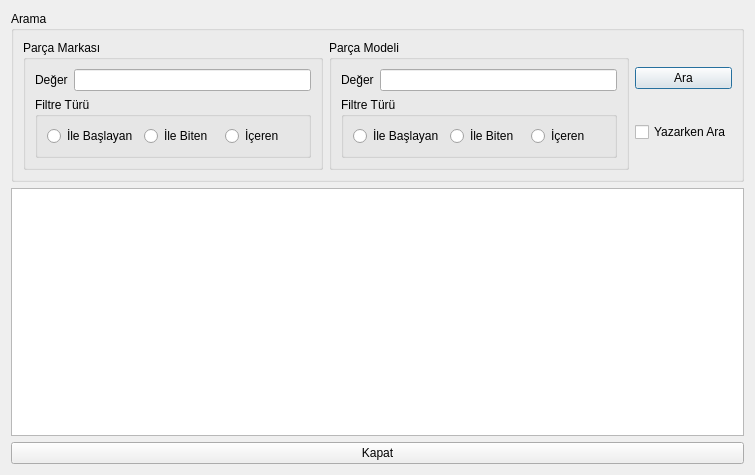
Qt form Desktop/tekno_market2/TKN_Market/UI/ListeFormlari/tknkasaliste.ui (asirkacar/okulprojesi) before a commit.
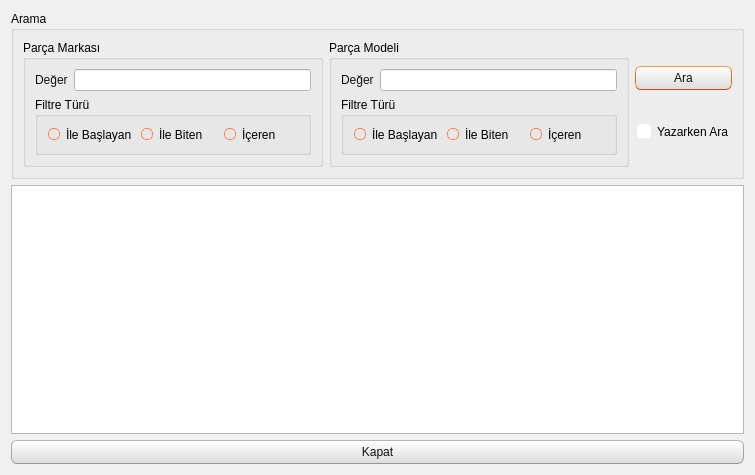
The same form after that commit. Icons and pictures are not drawn.

```diff
--- a/Desktop/tekno_market2/TKN_Market/UI/ListeFormlari/tknkasaliste.ui
+++ b/Desktop/tekno_market2/TKN_Market/UI/ListeFormlari/tknkasaliste.ui
@@ -14,7 +14,501 @@
    <string>Dialog</string>
   </property>
   <property name="styleSheet">
-   <string notr="true"/>
+   <string notr="true">/*
+Ubuntu Style Sheet for QT Applications
+Author: Jaime A. Quiroga P.
+Company: GTRONICK
+Last updated: 09/10/2019 (dd/mm/yyyy), 12:31.
+Available at: https://github.com/GTRONICK/QSS/blob/master/Ubuntu.qss
+*/
+QMainWindow {
+	background-color:#f0f0f0;
+}
+QCheckBox {
+	padding:2px;
+}
+QCheckBox:hover {
+	border:1px solid rgb(255,150,60);
+	border-radius:4px;
+	padding: 1px;
+	background-color:qlineargradient(spread:pad, x1:0.5, y1:1, x2:0.5, y2:0, stop:0 rgba(190, 90, 50, 50), stop:1 rgba(250, 130, 40, 50));
+}
+QCheckBox::indicator:checked {
+	border:1px solid rgb(246, 134, 86);
+	border-radius:4px;
+  	background-color:rgb(246, 134, 86)
+}
+QCheckBox::indicator:unchecked {
+	border-width:1px solid rgb(246, 134, 86);
+	border-radius:4px;
+  	background-color:rgb(255,255,255);
+}
+QColorDialog {
+	background-color:#f0f0f0;
+}
+QComboBox {
+	color:rgb(81,72,65);
+	background: #ffffff;
+}
+QComboBox:editable {
+	selection-color:rgb(81,72,65);
+	selection-background-color: #ffffff;
+}
+QComboBox QAbstractItemView {
+	selection-color: #ffffff;
+	selection-background-color: rgb(246, 134, 86);
+}
+QComboBox:!editable:on, QComboBox::drop-down:editable:on {
+	color:  #1e1d23;	
+}
+QDateTimeEdit, QDateEdit, QDoubleSpinBox, QFontComboBox {
+	color:rgb(81,72,65);
+	background-color: #ffffff;
+}
+
+QDialog {
+	background-color:#f0f0f0;
+}
+
+QLabel,QLineEdit {
+	color:rgb(17,17,17);
+}
+QLineEdit {
+	background-color:rgb(255,255,255);
+	selection-background-color:rgb(236,116,64);
+}
+QMenuBar {
+	color:rgb(223,219,210);
+	background-color:rgb(65,64,59);
+}
+QMenuBar::item {
+	padding-top:4px;
+	padding-left:4px;
+	padding-right:4px;
+	color:rgb(223,219,210);
+	background-color:rgb(65,64,59);
+}
+QMenuBar::item:selected {
+	color:rgb(255,255,255);
+	padding-top:2px;
+	padding-left:2px;
+	padding-right:2px;
+	border-top-width:2px;
+	border-left-width:2px;
+	border-right-width:2px;
+	border-top-right-radius:4px;
+	border-top-left-radius:4px;
+	border-style:solid;
+	background-color:rgb(65,64,59);
+	border-top-color: rgb(47,47,44);
+	border-right-color: qlineargradient(spread:pad, x1:0, y1:1, x2:1, y2:0, stop:0 rgba(90, 87, 78, 255), stop:1 rgba(47,47,44, 255));
+	border-left-color:  qlineargradient(spread:pad, x1:1, y1:0, x2:0, y2:0, stop:0 rgba(90, 87, 78, 255), stop:1 rgba(47,47,44, 255));
+}
+QMenu {
+	color:rgb(223,219,210);
+	background-color:rgb(65,64,59);
+}
+QMenu::item {
+	color:rgb(223,219,210);
+	padding:4px 10px 4px 20px;
+}
+QMenu::item:selected {
+	color:rgb(255,255,255);
+	background-color: qlineargradient(spread:pad, x1:0.5, y1:1, x2:0.5, y2:0, stop:0 rgba(225, 108, 54, 255), stop:1 rgba(246, 134, 86, 255));
+	border-style:solid;
+	border-width:3px;
+	padding:4px 7px 4px 17px;
+	border-bottom-color:qlineargradient(spread:pad, x1:0.5, y1:1, x2:0.5, y2:0, stop:0 rgba(175,85,48,255), stop:1 rgba(236,114,67, 255));
+	border-top-color:qlineargradient(spread:pad, x1:0.5, y1:1, x2:0.5, y2:0, stop:0 rgba(253,156,113,255), stop:1 rgba(205,90,46, 255));
+	border-right-color:qlineargradient(spread:pad, x1:0, y1:0.5, x2:1, y2:0.5, stop:0 rgba(253,156,113,255), stop:1 rgba(205,90,46, 255));
+	border-left-color:qlineargradient(spread:pad, x1:1, y1:0.5, x2:0, y2:0.5, stop:0 rgba(253,156,113,255), stop:1 rgba(205,90,46, 255));
+}
+QPlainTextEdit {
+	border-width: 1px solid transparent;
+	color:rgb(17,17,17);
+	selection-background-color:rgb(236,116,64);
+}
+QProgressBar {
+	text-align: center;
+	color: rgb(0, 0, 0);
+	border: 1px inset rgb(150,150,150); 
+	border-radius: 10px;
+	background-color:rgb(221,221,219);
+}
+QProgressBar::chunk:horizontal {
+	background-color: qlineargradient(spread:pad, x1:0.5, y1:1, x2:0.5, y2:0, stop:0 rgba(225, 108, 54, 255), stop:1 rgba(246, 134, 86, 255));
+	border:1px solid;
+	border-radius:8px;
+	border-bottom-color:qlineargradient(spread:pad, x1:0.5, y1:1, x2:0.5, y2:0, stop:0 rgba(175,85,48,255), stop:1 rgba(236,114,67, 255));
+	border-top-color:qlineargradient(spread:pad, x1:0.5, y1:1, x2:0.5, y2:0, stop:0 rgba(253,156,113,255), stop:1 rgba(205,90,46, 255));
+	border-right-color:qlineargradient(spread:pad, x1:0, y1:0.5, x2:1, y2:0.5, stop:0 rgba(253,156,113,255), stop:1 rgba(205,90,46, 255));
+	border-left-color:qlineargradient(spread:pad, x1:1, y1:0.5, x2:0, y2:0.5, stop:0 rgba(253,156,113,255), stop:1 rgba(205,90,46, 255));
+}
+QPushButton{
+	color:rgb(17,17,17);
+	border-width: 1px;
+	border-radius: 6px;
+	border-bottom-color: rgb(150,150,150);
+	border-right-color: rgb(165,165,165);
+	border-left-color: rgb(165,165,165);
+	border-top-color: rgb(180,180,180);
+	border-style: solid;
+	padding: 4px;
+	background-color: qlineargradient(spread:pad, x1:0.5, y1:1, x2:0.5, y2:0, stop:0 rgba(220, 220, 220, 255), stop:1 rgba(255, 255, 255, 255));
+}
+QPushButton:hover{
+	color:rgb(17,17,17);
+	border-width: 1px;
+	border-radius:6px;
+	border-top-color: rgb(255,150,60);
+	border-right-color: qlineargradient(spread:pad, x1:0, y1:1, x2:1, y2:0, stop:0 rgba(200, 70, 20, 255), stop:1 rgba(255,150,60, 255));
+	border-left-color:  qlineargradient(spread:pad, x1:1, y1:0, x2:0, y2:0, stop:0 rgba(200, 70, 20, 255), stop:1 rgba(255,150,60, 255));
+	border-bottom-color: rgb(200,70,20);
+	border-style: solid;
+	padding: 2px;
+	background-color: qlineargradient(spread:pad, x1:0.5, y1:1, x2:0.5, y2:0, stop:0 rgba(220, 220, 220, 255), stop:1 rgba(255, 255, 255, 255));
+}
+QPushButton:default{
+	color:rgb(17,17,17);
+	border-width: 1px;
+	border-radius:6px;
+	border-top-color: rgb(255,150,60);
+	border-right-color: qlineargradient(spread:pad, x1:0, y1:1, x2:1, y2:0, stop:0 rgba(200, 70, 20, 255), stop:1 rgba(255,150,60, 255));
+	border-left-color:  qlineargradient(spread:pad, x1:1, y1:0, x2:0, y2:0, stop:0 rgba(200, 70, 20, 255), stop:1 rgba(255,150,60, 255));
+	border-bottom-color: rgb(200,70,20);
+	border-style: solid;
+	padding: 2px;
+	background-color: qlineargradient(spread:pad, x1:0.5, y1:1, x2:0.5, y2:0, stop:0 rgba(220, 220, 220, 255), stop:1 rgba(255, 255, 255, 255));
+}
+QPushButton:pressed{
+	color:rgb(17,17,17);
+	border-width: 1px;
+	border-radius: 6px;
+	border-width: 1px;
+	border-top-color: rgba(255,150,60,200);
+	border-right-color: qlineargradient(spread:pad, x1:0, y1:1, x2:1, y2:0, stop:0 rgba(200, 70, 20, 255), stop:1 rgba(255,150,60, 200));
+	border-left-color:  qlineargradient(spread:pad, x1:1, y1:0, x2:0, y2:0, stop:0 rgba(200, 70, 20, 255), stop:1 rgba(255,150,60, 200));
+	border-bottom-color: rgba(200,70,20,200);
+	border-style: solid;
+	padding: 2px;
+	background-color: qlineargradient(spread:pad, x1:0.5, y1:0, x2:0.5, y2:1, stop:0 rgba(220, 220, 220, 255), stop:1 rgba(255, 255, 255, 255));
+}
+QPushButton:disabled{
+	color:rgb(174,167,159);
+	border-width: 1px;
+	border-radius: 6px;
+	background-color: qlineargradient(spread:pad, x1:0.5, y1:1, x2:0.5, y2:0, stop:0 rgba(200, 200, 200, 255), stop:1 rgba(230, 230, 230, 255));
+}
+QRadioButton {
+	padding: 1px;
+}
+QRadioButton::indicator:checked {
+	height: 10px;
+	width: 10px;
+	border-style:solid;
+	border-radius:5px;
+	border-width: 1px;
+	border-color: rgba(246, 134, 86, 255);
+	color: #a9b7c6;
+	background-color:rgba(246, 134, 86, 255);
+}
+QRadioButton::indicator:!checked {
+	height: 10px;
+	width: 10px;
+	border-style:solid;
+	border-radius:5px;
+	border-width: 1px;
+	border-color: rgb(246, 134, 86);
+	color: #a9b7c6;
+	background-color: transparent;
+}
+QScrollArea {
+	color: white;
+	background-color:#f0f0f0;
+}
+QSlider::groove {
+	border-style: solid;
+	border-width: 1px;
+	border-color: rgb(207,207,207);
+}
+QSlider::groove:horizontal {
+	height: 5px;
+	background: rgb(246, 134, 86);
+}
+QSlider::groove:vertical {
+	width: 5px;
+	background: rgb(246, 134, 86);
+}
+QSlider::handle:horizontal {
+	background: rgb(253,253,253);
+	border-style: solid;
+	border-width: 1px;
+	border-color: rgb(207,207,207);
+	width: 12px;
+	margin: -5px 0;
+	border-radius: 7px;
+}
+QSlider::handle:vertical {
+	background: rgb(253,253,253);
+	border-style: solid;
+	border-width: 1px;
+	border-color: rgb(207,207,207);
+	height: 12px;
+	margin: 0 -5px;
+	border-radius: 7px;
+}
+QSlider::add-page:horizontal, QSlider::add-page:vertical {
+ 	background: white;
+}
+QSlider::sub-page:horizontal, QSlider::sub-page:vertical {
+	background: rgb(246, 134, 86);
+}
+QStatusBar, QSpinBox {
+	color:rgb(81,72,65);
+}
+QSpinBox {
+	background-color: #ffffff;
+}
+QScrollBar:horizontal {
+	max-height: 20px;
+	border: 1px transparent;
+	margin: 0px 20px 0px 20px;
+}
+QScrollBar::handle:horizontal {
+	background: rgb(253,253,253);
+	border: 1px solid rgb(207,207,207);
+	border-radius: 7px;
+	min-width: 25px;
+}
+QScrollBar::handle:horizontal:hover {
+	background: rgb(253,253,253);
+	border: 1px solid rgb(255,150,60);
+	border-radius: 7px;
+	min-width: 25px;
+}
+QScrollBar::add-line:horizontal {
+  	border: 1px solid rgb(207,207,207);
+  	border-top-right-radius: 7px;
+  	border-top-left-radius: 7px;
+  	border-bottom-right-radius: 7px;
+  	background: rgb(255, 255, 255);
+  	width: 20px;
+  	subcontrol-position: right;
+  	subcontrol-origin: margin;
+}
+QScrollBar::add-line:horizontal:hover {
+  	border: 1px solid rgb(255,150,60);
+  	border-top-right-radius: 7px;
+  	border-top-left-radius: 7px;
+  	border-bottom-right-radius: 7px;
+  	background: rgb(255, 255, 255);
+  	width: 20px;
+  	subcontrol-position: right;
+  	subcontrol-origin: margin;
+}
+QScrollBar::add-line:horizontal:pressed {
+  	border: 1px solid grey;
+  	border-top-left-radius: 7px;
+  	border-top-right-radius: 7px;
+  	border-bottom-right-radius: 7px;
+  	background: rgb(231,231,231);
+  	width: 20px;
+  	subcontrol-position: right;
+  	subcontrol-origin: margin;
+}
+QScrollBar::sub-line:horizontal {
+  	border: 1px solid rgb(207,207,207);
+  	border-top-right-radius: 7px;
+  	border-top-left-radius: 7px;
+  	border-bottom-left-radius: 7px;
+  	background: rgb(255, 255, 255);
+  	width: 20px;
+  	subcontrol-position: left;
+  	subcontrol-origin: margin;
+}
+QScrollBar::sub-line:horizontal:hover {
+  	border: 1px solid rgb(255,150,60);
+  	border-top-right-radius: 7px;
+  	border-top-left-radius: 7px;
+  	border-bottom-left-radius: 7px;
+  	background: rgb(255, 255, 255);
+  	width: 20px;
+  	subcontrol-position: left;
+  	subcontrol-origin: margin;
+}
+QScrollBar::sub-line:horizontal:pressed {
+  	border: 1px solid grey;
+  	border-top-right-radius: 7px;
+  	border-top-left-radius: 7px;
+  	border-bottom-left-radius: 7px;
+  	background: rgb(231,231,231);
+  	width: 20px;
+  	subcontrol-position: left;
+  	subcontrol-origin: margin;
+}
+QScrollBar::left-arrow:horizontal {
+  	border: 1px transparent grey;
+  	border-top-left-radius: 3px;
+  	border-bottom-left-radius: 3px;
+  	width: 6px;
+  	height: 6px;
+  	background: rgb(230,230,230);
+}
+QScrollBar::right-arrow:horizontal {
+	border: 1px transparent grey;
+	border-top-right-radius: 3px;
+	border-bottom-right-radius: 3px;
+  	width: 6px;
+  	height: 6px;
+ 	background: rgb(230,230,230);
+}
+QScrollBar::add-page:horizontal, QScrollBar::sub-page:horizontal {
+ 	background: none;
+} 
+QScrollBar:vertical {
+	max-width: 20px;
+	border: 1px transparent grey;
+	margin: 20px 0px 20px 0px;
+}
+QScrollBar::add-line:vertical {
+	border: 1px solid;
+	border-color: rgb(207,207,207);
+	border-bottom-right-radius: 7px;
+	border-bottom-left-radius: 7px;
+	border-top-left-radius: 7px;
+	background: rgb(255, 255, 255);
+  	height: 20px;
+  	subcontrol-position: bottom;
+  	subcontrol-origin: margin;
+}
+QScrollBar::add-line:vertical:hover {
+  	border: 1px solid;
+  	border-color: rgb(255,150,60);
+  	border-bottom-right-radius: 7px;
+  	border-bottom-left-radius: 7px;
+  	border-top-left-radius: 7px;
+  	background: rgb(255, 255, 255);
+  	height: 20px;
+  	subcontrol-position: bottom;
+  	subcontrol-origin: margin;
+}
+QScrollBar::add-line:vertical:pressed {
+  	border: 1px solid grey;
+  	border-bottom-left-radius: 7px;
+  	border-bottom-right-radius: 7px;
+  	border-top-left-radius: 7px;
+  	background: rgb(231,231,231);
+  	height: 20px;
+  	subcontrol-position: bottom;
+  	subcontrol-origin: margin;
+}
+QScrollBar::sub-line:vertical {
+  	border: 1px solid rgb(207,207,207);
+  	border-top-right-radius: 7px;
+  	border-top-left-radius: 7px;
+  	border-bottom-left-radius: 7px;
+  	background: rgb(255, 255, 255);
+  	height: 20px;
+  	subcontrol-position: top;
+  	subcontrol-origin: margin;
+}
+QScrollBar::sub-line:vertical:hover {
+  	border: 1px solid rgb(255,150,60);
+  	border-top-right-radius: 7px;
+  	border-top-left-radius: 7px;
+  	border-bottom-left-radius: 7px;
+	background: rgb(255, 255, 255);
+  	height: 20px;
+  	subcontrol-position: top;
+  	subcontrol-origin: margin;
+}
+QScrollBar::sub-line:vertical:pressed {
+  	border: 1px solid grey;
+  	border-top-left-radius: 7px;
+  	border-top-right-radius: 7px;
+  	background: rgb(231,231,231);
+ 	height: 20px;
+  	subcontrol-position: top;
+  	subcontrol-origin: margin;
+}
+QScrollBar::handle:vertical {
+	background: rgb(253,253,253);
+	border: 1px solid rgb(207,207,207);
+	border-radius: 7px;
+	min-height: 25px;
+}
+QScrollBar::handle:vertical:hover {
+	background: rgb(253,253,253);
+	border: 1px solid rgb(255,150,60);
+	border-radius: 7px;
+	min-height: 25px;
+}
+QScrollBar::up-arrow:vertical {
+	border: 1px transparent grey;
+  	border-top-left-radius: 3px;
+	border-top-right-radius: 3px;
+  	width: 6px;
+  	height: 6px;
+  	background: rgb(230,230,230);
+}
+QScrollBar::down-arrow:vertical {
+  	border: 1px transparent grey;
+  	border-bottom-left-radius: 3px;
+  	border-bottom-right-radius: 3px;
+  	width: 6px;
+  	height: 6px;
+  	background: rgb(230,230,230);
+}
+QScrollBar::add-page:vertical, QScrollBar::sub-page:vertical {
+  	background: none;
+}
+QTabWidget {
+	color:rgb(0,0,0);
+	background-color:rgb(247,246,246);
+}
+QTabWidget::pane {
+	border-color: rgb(180,180,180);
+	background-color:rgb(247,246,246);
+	border-style: solid;
+	border-width: 1px;
+  	border-radius: 6px;
+}
+QTabBar::tab {
+	padding-left:4px;
+	padding-right:4px;
+	padding-bottom:2px;
+	padding-top:2px;
+	color:rgb(81,72,65);
+  	background-color: qlineargradient(spread:pad, x1:0.5, y1:1, x2:0.5, y2:0, stop:0 rgba(221,218,217,255), stop:1 rgba(240,239,238,255));
+	border-style: solid;
+	border-width: 1px;
+  	border-top-right-radius:4px;
+	border-top-left-radius:4px;
+	border-top-color: rgb(180,180,180);
+	border-left-color: rgb(180,180,180);
+	border-right-color: rgb(180,180,180);
+	border-bottom-color: transparent;
+}
+QTabBar::tab:selected, QTabBar::tab:last:selected, QTabBar::tab:hover {
+  	background-color:rgb(247,246,246);
+  	margin-left: 0px;
+  	margin-right: 1px;
+}
+QTabBar::tab:!selected {
+	margin-top: 1px;
+	margin-right: 1px;
+}
+QTextEdit {
+	border-width: 1px;
+	border-style: solid;
+	border-color:transparent;
+	color:rgb(17,17,17);
+	selection-background-color:rgb(236,116,64);
+}
+QTimeEdit, QToolBox, QToolBox::tab, QToolBox::tab:selected {
+	color:rgb(81,72,65);
+	background-color: #ffffff;
+}</string>
   </property>
   <layout class="QVBoxLayout" name="verticalLayout_4">
    <item>
```
Left out of the diff: 12 changed lines with no effect on the pictures.
